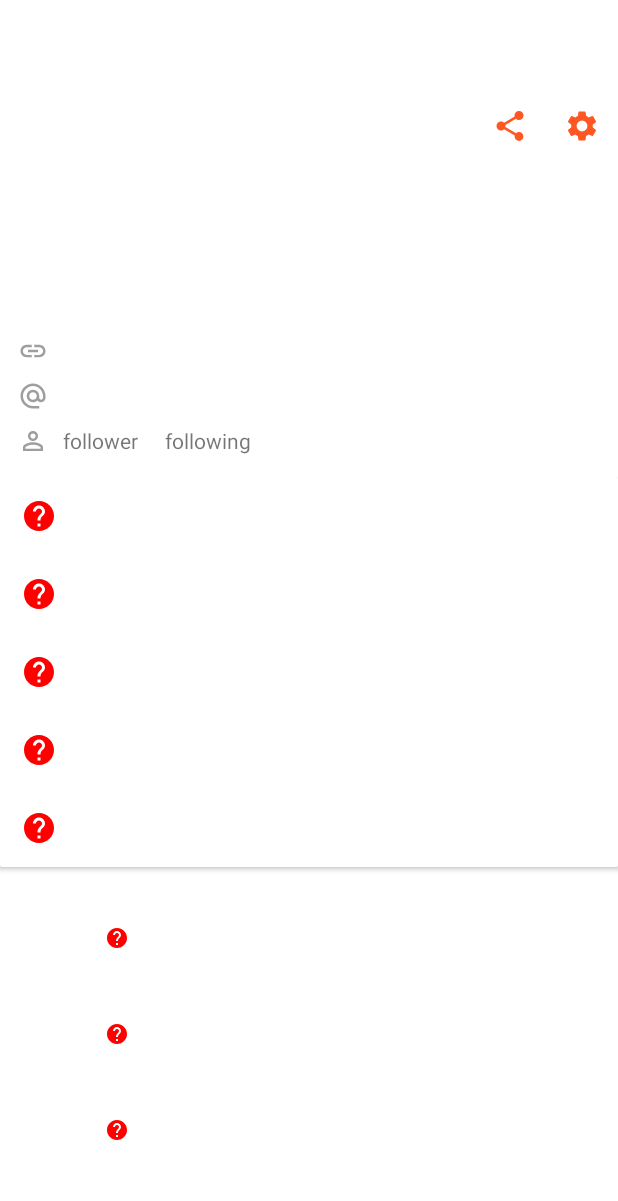
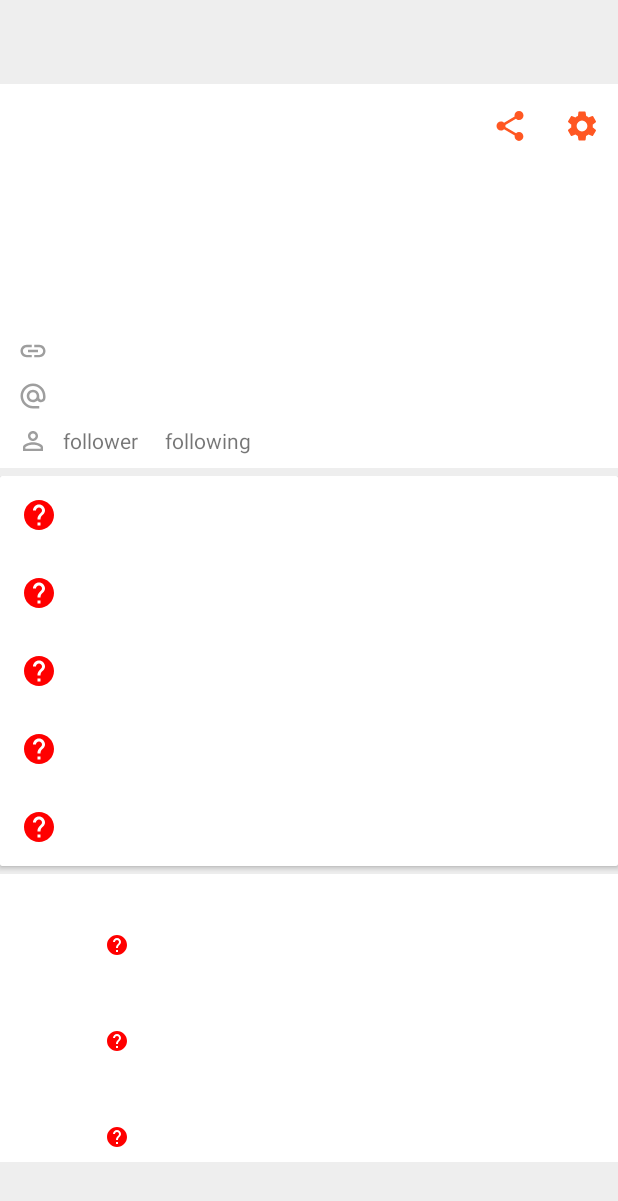
Before and after one commit to Borealin/Giteee, an Android app: the layout fragment_profile.xml on its own in the app's theme, with its tools: preview values and no code run, on a phone screen of 412 x 824 dp. Shown: the top 1201 px of the screen. Run offline under Robolectric (Android 15) with nearby library versions, the phone set to English and light mode, and no system bars.

Commit message:
[FIX] fix event type and some UI issues

```diff
--- a/app/src/main/java/cn/borealin/giteee/model/activity/RawUserEventData.kt
+++ b/app/src/main/java/cn/borealin/giteee/model/activity/RawUserEventData.kt
@@ -54,6 +54,12 @@ data class RawUserEventData(
                         TimeUtils.fromTimeToRemaining(createdAt)
                     )
                     "MemberEvent" -> UserEventType.Member(
+                        actor.name,
+                        repo.humanName,
+                        actor.avatarUrl,
+                        TimeUtils.fromTimeToRemaining(createdAt)
+                    )
+                    "IssueEvent" -> UserEventType.Issue(
                         actor.name,
                         repo.humanName,
                         actor.avatarUrl,
--- a/app/src/main/java/cn/borealin/giteee/model/users/UserEventType.kt
+++ b/app/src/main/java/cn/borealin/giteee/model/users/UserEventType.kt
@@ -26,6 +26,9 @@ sealed class UserEventType(
     class Member(operator: String, target: String, avatarUrl: String?, time: String?) :
         UserEventType(operator, "joined", target, avatarUrl, time)
 
+    class Issue(operator: String, target: String, avatarUrl: String?, time: String?) :
+        UserEventType(operator, "created Issue in", target, avatarUrl, time)
+
     class Undefined(operator: String, avatarUrl: String? = null, time: String? = null) :
         UserEventType(operator, "do something", "", avatarUrl, time)
 
@@ -35,6 +38,7 @@ sealed class UserEventType(
             is Push -> R.drawable.ic_pr_gray_24dp
             is Create -> R.drawable.ic_gists_gray_24dp
             is Member -> R.drawable.ic_organization_gray_24dp
+            is Issue -> R.drawable.ic_issue_gray_24dp
             is Undefined -> R.drawable.ic_unknown_gray_24dp
         }
     }
--- a/app/src/main/res/layout/fragment_profile.xml
+++ b/app/src/main/res/layout/fragment_profile.xml
@@ -17,6 +17,7 @@
     <androidx.coordinatorlayout.widget.CoordinatorLayout
         android:layout_width="match_parent"
         android:layout_height="match_parent"
+        android:background="@color/gray_200"
         android:fitsSystemWindows="true"
         tools:context=".ui.profile.ProfileFragment">
 
@@ -241,7 +242,7 @@
             android:id="@+id/profileRefresh"
             android:layout_width="match_parent"
             android:layout_height="match_parent"
-            android:layout_marginTop="6dp"
+            android:layout_marginTop="5dp"
             app:layout_behavior="@string/appbar_scrolling_view_behavior">
 
             <androidx.core.widget.NestedScrollView
@@ -277,6 +278,7 @@
                         android:id="@+id/profile_event_container"
                         android:layout_width="match_parent"
                         android:layout_height="match_parent"
+                        android:layout_marginTop="5dp"
                         android:background="@color/white"
                         app:layoutManager="androidx.recyclerview.widget.LinearLayoutManager"
                         app:layout_constraintBottom_toBottomOf="parent"
--- a/app/src/main/res/values/colors.xml
+++ b/app/src/main/res/values/colors.xml
@@ -23,5 +23,6 @@
     <color name="green_500">#ff0f9d58</color>
     <color name="light_green_500">#ff8bc34a</color>
     <color name="gray_500">#ff9e9e9e</color>
+    <color name="gray_200">#eeeeee</color>
     <color name="red">#ffff0000</color>
 </resources>
```
Also changed, not shown: app/src/debug/res/drawable/ic_issue_gray_24dp.xml (added, +9 -0 lines).
